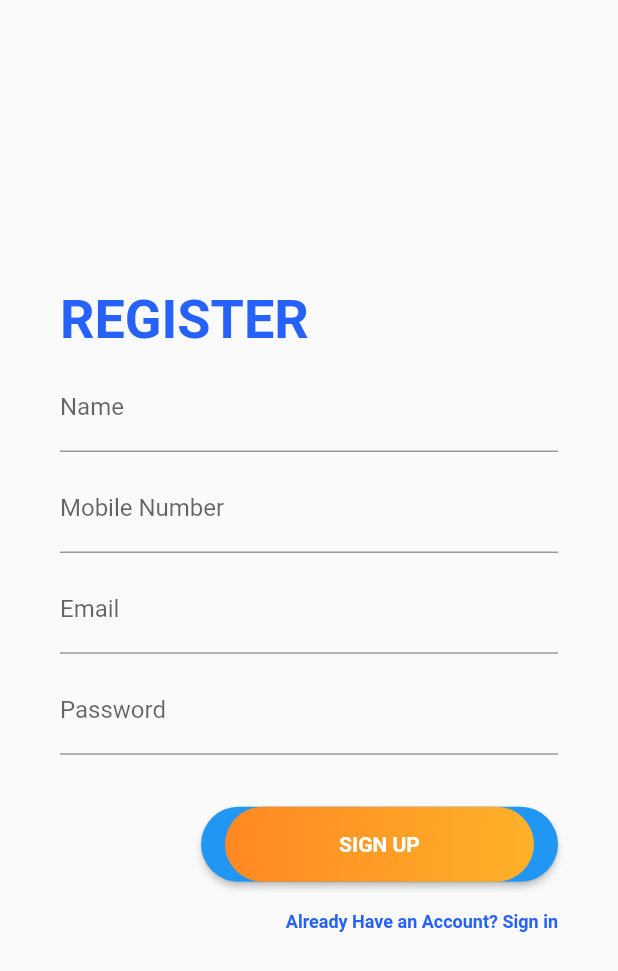
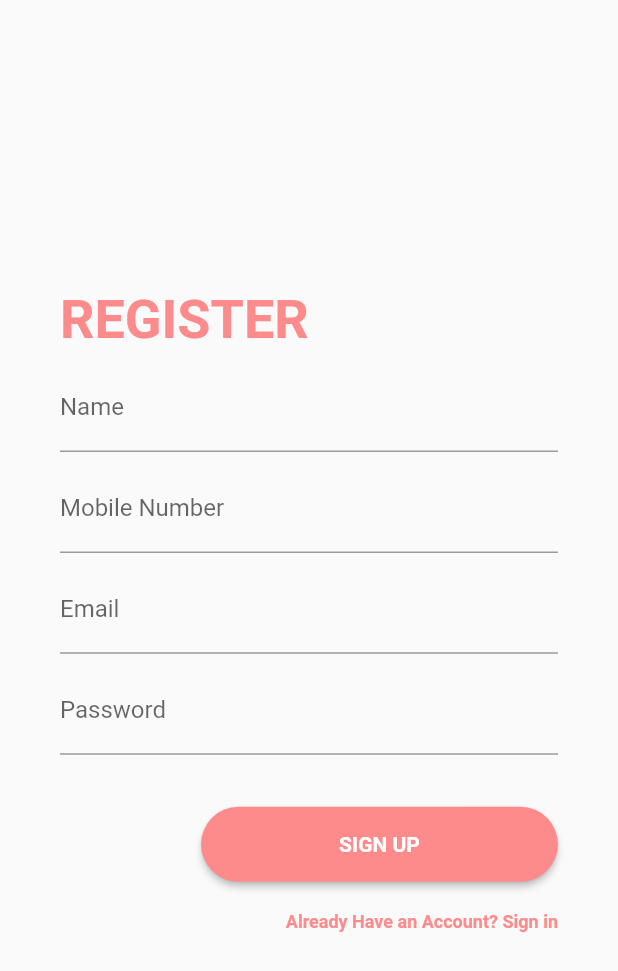
Before and after one commit to 2022-solution-challenge/Navi-FE, a Flutter app: the screen it shows after launch, after a tap on "Don't Have an Account? Sign up", on a phone screen of 412 x 824 dp. Shown: the top 971 px of the screen. Run offline on Flutter 3.47's test engine with Material 2 defaults, Android fonts, the phone set to English and light mode, and no system bars; our stand-ins replace dio, flutter_dotenv, google_fonts, google_maps_flutter, lazy_load_scrollview, like_button and 1 more; missing offline and left inert: clippy_flutter, custom_info_window, flutter_polyline_points, google_maps_controller, maps_toolkit.

Commit message:
Change login button error, color

```diff
--- a/lib/intro/login.dart
+++ b/lib/intro/login.dart
@@ -24,7 +24,7 @@ class LoginScreen extends StatelessWidget {
                 "LOGIN",
                 style: TextStyle(
                     fontWeight: FontWeight.bold,
-                    color: Color(0xFF2661FA),
+                    color: Color(0xffFD8B8B),
                     fontSize: 36),
                 textAlign: TextAlign.left,
               ),
@@ -51,7 +51,7 @@ class LoginScreen extends StatelessWidget {
               margin: EdgeInsets.symmetric(horizontal: 40, vertical: 10),
               child: const Text(
                 "Forgot your password?",
-                style: TextStyle(fontSize: 12, color: Color(0XFF2661FA)),
+                style: TextStyle(fontSize: 12, color: Color(0xffFD8B8B)),
               ),
             ),
             SizedBox(height: size.height * 0.05),
@@ -66,6 +66,7 @@ class LoginScreen extends StatelessWidget {
                           builder: (context) => MyStatefulWidget()));
                 },
                 style: ButtonStyle(
+                  backgroundColor: MaterialStateProperty.all<Color>(Color(0xffFD8B8B)),
                     shape: MaterialStateProperty.all<RoundedRectangleBorder>(
                         RoundedRectangleBorder(
                   borderRadius: BorderRadius.circular(80.0),
@@ -75,12 +76,6 @@ class LoginScreen extends StatelessWidget {
                   alignment: Alignment.center,
                   height: 50.0,
                   width: size.width * 0.5,
-                  decoration: new BoxDecoration(
-                      borderRadius: BorderRadius.circular(80.0),
-                      gradient: new LinearGradient(colors: [
-                        Color.fromARGB(255, 255, 136, 34),
-                        Color.fromARGB(255, 255, 177, 41)
-                      ])),
                   padding: const EdgeInsets.all(0),
                   child: Text(
                     "LOGIN",
@@ -103,7 +98,7 @@ class LoginScreen extends StatelessWidget {
                   style: TextStyle(
                       fontSize: 12,
                       fontWeight: FontWeight.bold,
-                      color: Color(0xFF2661FA)),
+                      color: Color(0xffFD8B8B)),
                 ),
               ),
             )
--- a/lib/intro/register.dart
+++ b/lib/intro/register.dart
@@ -18,7 +18,7 @@ class RegisterScreen extends StatelessWidget {
                 "REGISTER",
                 style: TextStyle(
                   fontWeight: FontWeight.bold,
-                  color: Color(0xFF2661FA),
+                  color: Color(0xffFD8B8B),
                   fontSize: 36
                 ),
                 textAlign: TextAlign.left,
@@ -82,6 +82,7 @@ class RegisterScreen extends StatelessWidget {
               child: ElevatedButton(
                 onPressed: () {},
                 style: ButtonStyle(
+                  backgroundColor: MaterialStateProperty.all<Color>(Color(0xffFD8B8B)),
                       shape: MaterialStateProperty.all<RoundedRectangleBorder>(
                         RoundedRectangleBorder(
                           borderRadius: BorderRadius.circular(80.0),
@@ -93,15 +94,6 @@ class RegisterScreen extends StatelessWidget {
                   alignment: Alignment.center,
                   height: 50.0,
                   width: size.width * 0.5,
-                  decoration: new BoxDecoration(
-                    borderRadius: BorderRadius.circular(80.0),
-                    gradient: new LinearGradient(
-                      colors: [
-                        Color.fromARGB(255, 255, 136, 34),
-                        Color.fromARGB(255, 255, 177, 41)
-                      ]
-                    )
-                  ),
                   padding: const EdgeInsets.all(0),
                   child: Text(
                     "SIGN UP",
@@ -126,7 +118,7 @@ class RegisterScreen extends StatelessWidget {
                   style: TextStyle(
                     fontSize: 12,
                     fontWeight: FontWeight.bold,
-                    color: Color(0xFF2661FA)
+                    color: Color(0xffFD8B8B)
                   ),
                 ),
               ),
```
